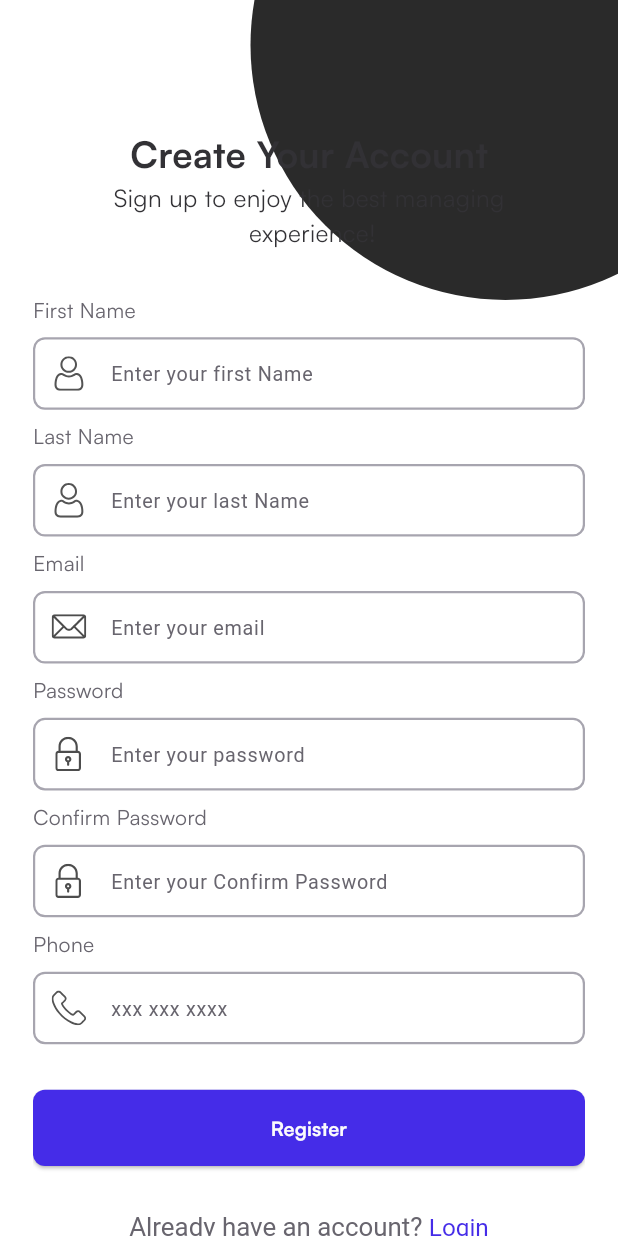
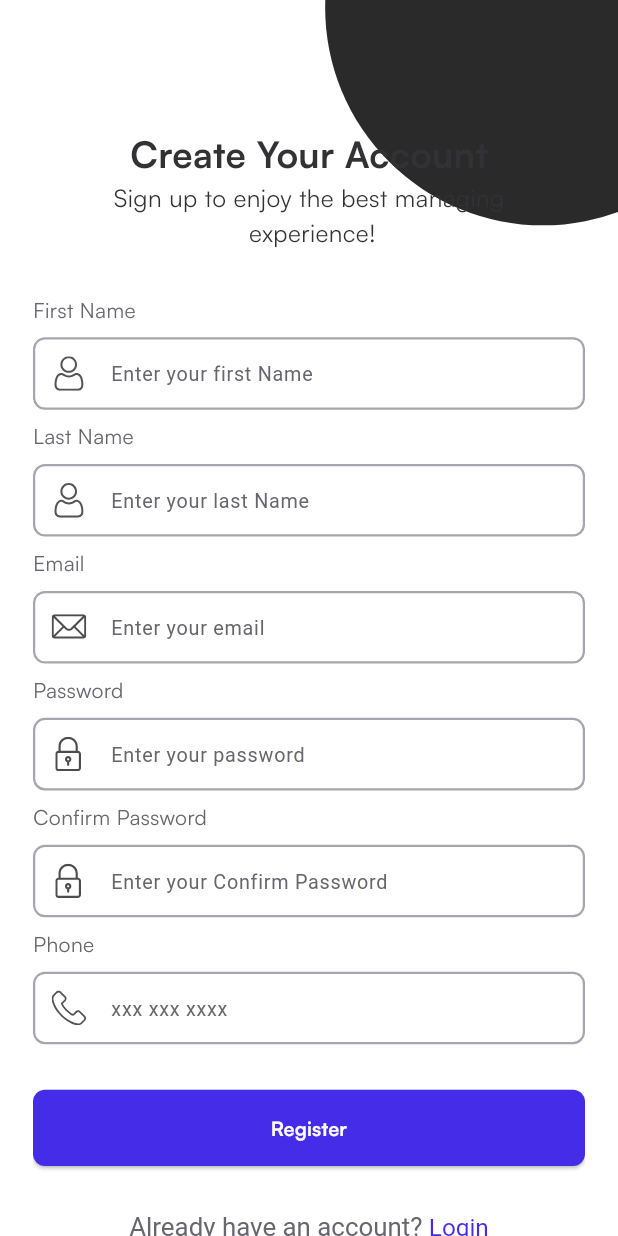
Before and after one commit to aymanshawqi360/ShopZen, a Flutter app: the RegisterScreen screen opened by its route, on a phone screen of 412 x 824 dp. Run offline on Flutter 3.47's test engine with Material 3 defaults, Android fonts, the phone set to English and light mode, and no system bars; our stand-ins replace flutter_screenutil, flutter_svg, go_router.

Commit message:
-added edit to register screen

```diff
--- a/lib/feature/auth/presentation/screen/register_screen/register_screen.dart
+++ b/lib/feature/auth/presentation/screen/register_screen/register_screen.dart
@@ -1,5 +1,7 @@
 import 'package:flutter/material.dart';
+import 'package:shopzen/core/constants/app_size.dart';
 import 'package:shopzen/core/constants/app_spacing.dart';
+import 'package:shopzen/core/utils/app_color.dart';
 import 'package:shopzen/feature/auth/presentation/widget/register/register_Info_column.dart';
 import 'package:shopzen/feature/auth/presentation/widget/register/register_already_have_account.dart';
 import 'package:shopzen/feature/auth/presentation/widget/register/register_button.dart';
@@ -16,13 +18,12 @@ class RegisterScreen extends StatelessWidget {
 
           children:[
               Positioned(
-            top: -140,
-            right: -95,
+            top: AppSize.positionedTop140,
+            right: AppSize.positionedRight95,
             child: CircleAvatar(
-              radius: 170,
+              radius: AppSize.radius170,
               backgroundColor:
-               Color(0xff2A2A2A)
-              // AppColors.griy950,
+               AppColors.darkGray
             ),
           ),
              Padding(
```
